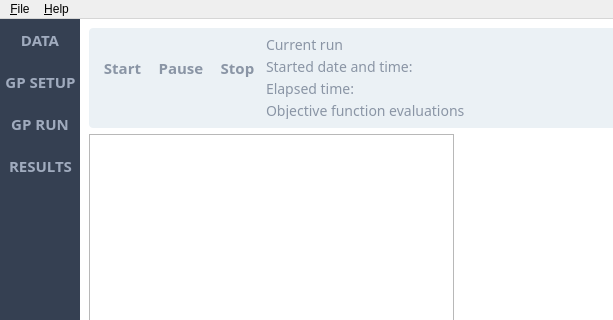
Old version of the form mainwindow.ui in the repository emigdioz/TreeGP; both pictures show x 0 to 613 and y 0 to 320 of the 966 by 596 pixel window.
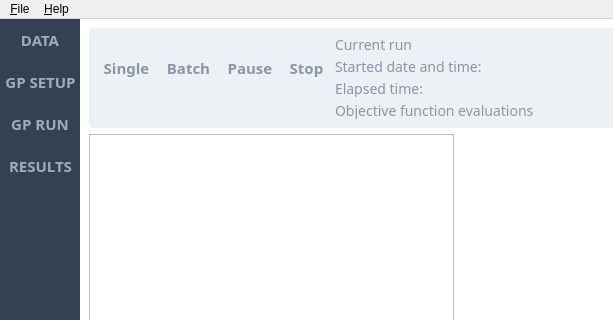
New version of the form. The open tabs and pages were chosen to show the change. Icons and pictures are not drawn. Custom widgets are drawn as their Qt base class.

What changed in the file:
```diff
--- a/mainwindow.ui
+++ b/mainwindow.ui
@@ -955,7 +955,7 @@
 }</string>
                  </property>
                  <property name="text">
-                  <string>Start</string>
+                  <string>Single</string>
                  </property>
                  <property name="iconSize">
                   <size>
@@ -974,6 +974,54 @@
                  </property>
                 </widget>
                </item>
+               <item>
+                <widget class="QToolButton" name="ButtonBatch">
+                 <property name="enabled">
+                  <bool>false</bool>
+                 </property>
+                 <property name="minimumSize">
+                  <size>
+                   <width>0</width>
+                   <height>68</height>
+                  </size>
+                 </property>
+                 <property name="styleSheet">
+                  <string notr="true">QToolButton
+{ 
+background: rgb(235,241,245);
+image: url(&quot;:/icons/start_normal.png&quot;);
+image-position:bottom;
+border: none; 
+padding-top: -20px;
+color: rgb(138,149,165);
+font-family: Dosis;
+font-weight: bold;
+font-size:15px;
+}
+
+QToolButton:hover 
+{ 
+background: qlineargradient(spread:pad, x1:0, y1:0, x2:0, y2:1, stop:0 rgba(40, 183, 121, 255), stop:1 rgba(23, 166, 104, 255));
+color: white;
+}
+
+QToolButton:pressed
+{ 
+background: rgba(0, 173, 250, 255); 
+image: url(&quot;:/icons/start_selected.png&quot;);
+}
+
+QToolButton:disabled
+{ 
+background:rgb(235,241,245);
+image: url(&quot;:/icons/start_disabled.png&quot;);
+}</string>
+                 </property>
+                 <property name="text">
+                  <string>Batch</string>
+                 </property>
+                </widget>
+               </item>
                <item>
                 <widget class="QToolButton" name="ButtonPause">
                  <property name="enabled">
```
Left out of the diff: 25 changed lines with no effect on the pictures.
